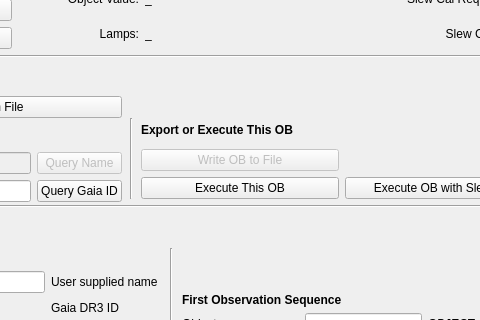
Before: the Qt Designer form kpf/OB_GUI/KPF_OB_GUI.ui in KeckObservatory/KPFTranslator, drawn with Qt 5; both pictures show x 279 to 759 and y 92 to 412 of the 949 by 775 pixel window.
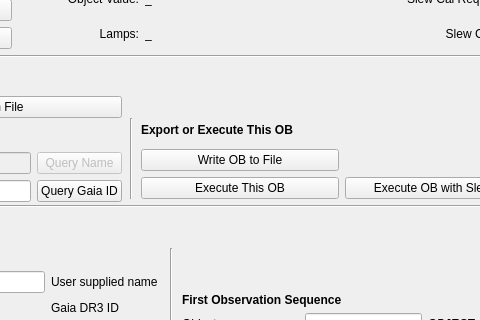
After: the same form once the commit is applied.

Commit message: Update ui file with Guider name fix

```diff
--- a/kpf/OB_GUI/KPF_OB_GUI.ui
+++ b/kpf/OB_GUI/KPF_OB_GUI.ui
@@ -301,7 +301,7 @@
      <item row="1" column="1">
       <widget class="QPushButton" name="write_to_file_btn">
        <property name="enabled">
-        <bool>false</bool>
+        <bool>true</bool>
        </property>
        <property name="text">
         <string>Write OB to File</string>
```
Left out of the diff: 6 changed lines with no effect on the pictures.
